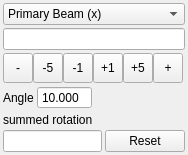
The window that trunk/RotateCrystal.ui (BackupTheBerlios/clip-svn) describes before a commit, drawn with Qt 5.
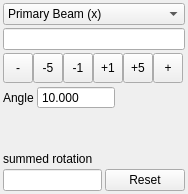
The same window after the commit.

Diff of the .ui file:
```diff
--- a/trunk/RotateCrystal.ui
+++ b/trunk/RotateCrystal.ui
@@ -6,7 +6,7 @@
     <x>0</x>
     <y>0</y>
     <width>188</width>
-    <height>155</height>
+    <height>194</height>
    </rect>
   </property>
   <property name="windowTitle" >
@@ -251,7 +251,7 @@
      <item>
       <widget class="QDoubleSpinBox" name="arbAngle" >
        <property name="sizePolicy" >
-        <sizepolicy vsizetype="Fixed" hsizetype="Maximum" >
+        <sizepolicy vsizetype="Fixed" hsizetype="Preferred" >
          <horstretch>0</horstretch>
          <verstretch>0</verstretch>
         </sizepolicy>
@@ -279,11 +279,11 @@
         <enum>Qt::Horizontal</enum>
        </property>
        <property name="sizeType" >
-        <enum>QSizePolicy::Expanding</enum>
+        <enum>QSizePolicy::Preferred</enum>
        </property>
        <property name="sizeHint" stdset="0" >
         <size>
-         <width>0</width>
+         <width>70</width>
          <height>20</height>
         </size>
        </property>
@@ -294,7 +294,7 @@
    <item row="4" column="0" >
     <widget class="QLabel" name="label" >
      <property name="sizePolicy" >
-      <sizepolicy vsizetype="Preferred" hsizetype="Maximum" >
+      <sizepolicy vsizetype="Preferred" hsizetype="Preferred" >
        <horstretch>0</horstretch>
        <verstretch>0</verstretch>
       </sizepolicy>
```
